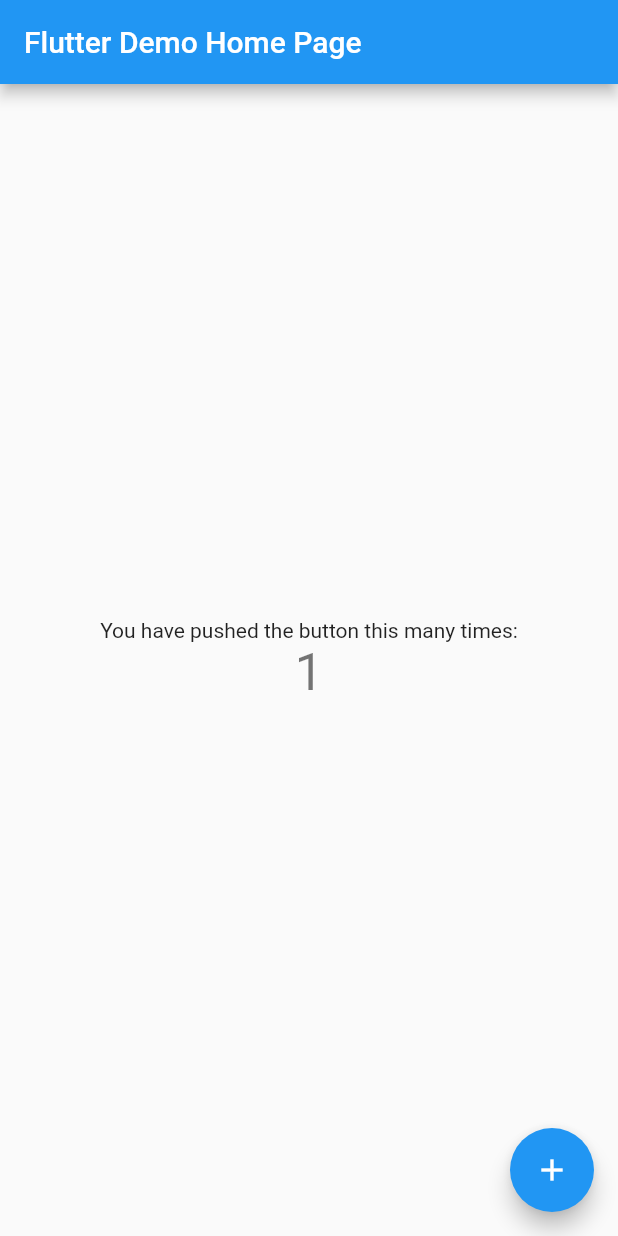
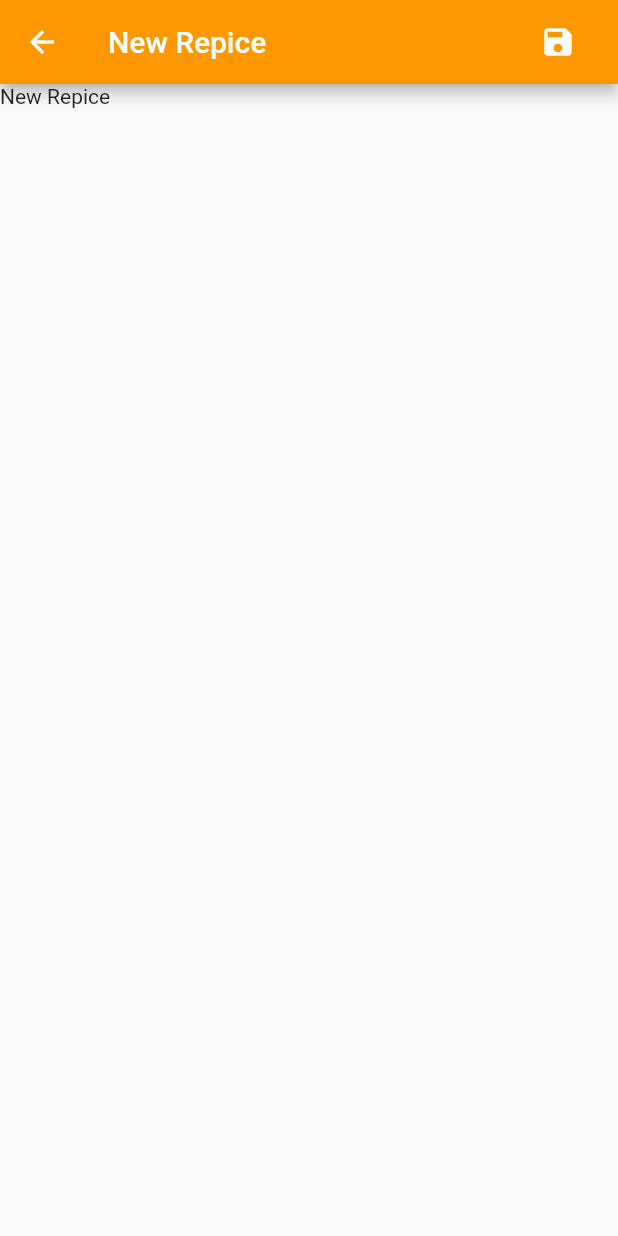
Before and after one commit to denizbeyza/3301456_183301023, a Flutter app: the screen it shows after launch, after a tap on the "add" icon, on a phone screen of 412 x 824 dp. Run offline on Flutter 3.47's test engine with Material 2 defaults, Android fonts, the phone set to English and light mode, and no system bars; our stand-ins replace google_fonts; network calls fail.

Commit message:
home page desing

```diff
--- a/lib/main.dart
+++ b/lib/main.dart
@@ -1,63 +1,74 @@
 import 'package:flutter/material.dart';
+import 'package:recipe_keep/pages/bottom/home_page.dart';
+import 'package:recipe_keep/pages/bottom/shopping_list_page.dart';
+import 'package:recipe_keep/widgets/appbar.dart';
 
 void main() {
   runApp(const MyApp());
 }
 
-class MyApp extends StatelessWidget {
+class MyApp extends StatefulWidget {
   const MyApp({Key? key}) : super(key: key);
+
+  @override
+  State<MyApp> createState() => _MyAppState();
+}
+
+class _MyAppState extends State<MyApp> {
+  int index = 0;
+  final pages = const[
+    HomePage(),
+    ShoppingListPage(),
+    SizedBox(),
+    SizedBox(),
+  ];
+
   @override
   Widget build(BuildContext context) {
     return MaterialApp(
         title: 'Flutter Demo',
+        debugShowCheckedModeBanner: false,
         theme: ThemeData(
-        primarySwatch: Colors.blue,
+          primarySwatch: Colors.orange,
         ),
-      home: const MyHomePage(title: 'Flutter Demo Home Page'),
-    );
-  }
-}
-
-class MyHomePage extends StatefulWidget {
-  const MyHomePage({Key? key, required this.title}) : super(key: key);
-  final String title;
-  @override
-  State<MyHomePage> createState() => _MyHomePageState();
-}
-
-class _MyHomePageState extends State<MyHomePage> {
-  int _counter = 0;
-  void _incrementCounter() {
-    setState(() {
-      _counter++;
-    });
-  }
-
-  @override
-  Widget build(BuildContext context) {
-    return Scaffold(
-      appBar: AppBar(
-        title: Text(widget.title),
-      ),
-      body: Center(
-        child: Column(
-          mainAxisAlignment: MainAxisAlignment.center,
-          children: <Widget>[
-            const Text(
-              'You have pushed the button this many times:',
-            ),
-            Text(
-              '$_counter',
-              style: Theme.of(context).textTheme.headline4,
-            ),
+        home: Scaffold(
+          bottomNavigationBar: BottomAppBar(
+            child: Row(
+              mainAxisAlignment: MainAxisAlignment.spaceEvenly,
+              children: [
+                tabItem(idx: 0, icon: const Icon(Icons.home_outlined)),
+                tabItem(
+                    idx: 1,
+                    icon: const Icon(Icons.format_list_bulleted_rounded)),
+                tabItem(idx: 2, icon: const Icon(Icons.wallet_travel_outlined)),
+                tabItem(idx: 3, icon: const Icon(Icons.flag_outlined)),
               ],
             ),
           ),
-      floatingActionButton: FloatingActionButton(
-        onPressed: _incrementCounter,
-        tooltip: 'Increment',
-        child: const Icon(Icons.add),
+          body: SafeArea(
+            child: Column(
+              children: [
+                const CustomAppbar(),
+                const SizedBox(height: 15),
+                pages[index]
+              ],
             ),
-    );
+          ),
+        ));
+  }
+
+  Widget tabItem({required int idx, required Icon icon}) {
+    final isSelected = idx == index;
+    return IconTheme(
+        data: IconThemeData(color: isSelected ? Colors.orange : Colors.black),
+        child: IconButton(
+            onPressed: () {
+              onChangedTab(idx);
+            },
+            icon: icon));
+  }
+
+  onChangedTab(int index) {
+    setState(() => {this.index = index});
   }
 }
--- /dev/null
+++ b/lib/pages/add_recipe_page.dart
@@ -0,0 +1,45 @@
+// ignore_for_file: prefer_const_constructors
+
+import 'package:flutter/material.dart';
+
+class AddRecipePage extends StatefulWidget {
+  const AddRecipePage({Key? key}) : super(key: key);
+
+  @override
+  State<AddRecipePage> createState() => _AddRecipePageState();
+}
+
+class _AddRecipePageState extends State<AddRecipePage> {
+  @override
+  Widget build(BuildContext context) {
+    return Scaffold(
+      appBar: AppBar(
+          leading: IconButton(
+            onPressed: () {
+              Navigator.pop(context);
+            },
+            icon: Icon(Icons.arrow_back, color: Colors.white),
+          ),
+          title: Row(
+            mainAxisAlignment: MainAxisAlignment.spaceBetween,
+            children: [
+              const Text(
+                "New Repice",
+                style: TextStyle(color: Colors.white),
+              ),
+              IconButton(
+                  onPressed: () {
+                    Navigator.pop(context);
+                  },
+                  icon: Icon(
+                    Icons.save,
+                    color: Colors.white,
+                  ))
+            ],
+          )),
+      body: Column(
+        children: const [Text("New Repice")],
+      ),
+    );
+  }
+}
--- /dev/null
+++ b/lib/pages/bottom/home_page.dart
@@ -0,0 +1,74 @@
+import 'package:flutter/material.dart';
+import 'package:recipe_keep/widgets/food_widget.dart';
+
+class HomePage extends StatefulWidget {
+  const HomePage({Key? key}) : super(key: key);
+
+  @override
+  State<HomePage> createState() => _HomePageState();
+}
+
+class _HomePageState extends State<HomePage> {
+  final _tabPages = [
+    Padding(
+      padding: const EdgeInsets.all(4.0),
+      child: GridView.count(
+          crossAxisCount: 3,
+          crossAxisSpacing: 4,
+          mainAxisSpacing: 4,
+          children: const[
+            FoodWidget(
+                text: "salam",
+                url:
+                    "https://encrypted-tbn0.gstatic.com/images?q=tbn:ANd9GcRiCCrQsMszNhkmDS99cCfzUHhg5-3_1Lr1zg&usqp=CAU",
+                text2: "4")
+          ]),
+    ),
+    Padding(
+      padding: const EdgeInsets.all(4.0),
+      child: GridView.count(
+          crossAxisCount: 3,
+          crossAxisSpacing: 4,
+          mainAxisSpacing: 4,
+          children: const [
+            FoodWidget(
+                text: "mayonezli pilav",
+
+                url:
+                    "https://encrypted-tbn0.gstatic.com/images?q=tbn:ANd9GcSgv9xaDAT2JjUZmGe-Cl3lf58xJtqro5FoLw&usqp=CAU",
+                text2: "4")
+          ]),
+    ),
+    const Text("3"),
+  ];
+  final _tabs = const [
+    Tab(
+      text: "Courses",
+    ),
+    Tab(
+      text: "Categories",
+    ),
+    Tab(
+      text: "Favorites",
+    ),
+  ];
+  @override
+  Widget build(BuildContext context) {
+    return DefaultTabController(
+        length: _tabs.length, // length of tabs
+        initialIndex: 0,
+        child: Column(children: <Widget>[
+          TabBar(
+            labelColor: Colors.orange,
+            unselectedLabelColor: Colors.black,
+            tabs: _tabs,
+          ),
+          Container(
+              height: MediaQuery.of(context).size.height * 0.7,
+              decoration: const BoxDecoration(
+                  border:
+                      Border(top: BorderSide(color: Colors.grey, width: 0.5))),
+              child: TabBarView(children: _tabPages))
+        ]));
+  }
+}
--- /dev/null
+++ b/lib/widgets/appbar.dart
@@ -0,0 +1,73 @@
+import 'package:flutter/material.dart';
+import 'package:google_fonts/google_fonts.dart';
+import 'package:recipe_keep/pages/add_recipe_page.dart';
+import 'package:recipe_keep/pages/search_recipe.dart';
+
+class CustomAppbar extends StatelessWidget {
+  const CustomAppbar({Key? key}) : super(key: key);
+
+  @override
+  Widget build(BuildContext context) {
+    return Column(
+      children: [
+        Row(
+          mainAxisAlignment: MainAxisAlignment.spaceEvenly,
+          children: [
+            logo(context),
+            IconButton(
+                onPressed: () {
+                  Navigator.push(
+                      context,
+                      MaterialPageRoute(
+                        builder: (context) => const AddRecipePage(),
+                      ));
+                },
+                icon: const Icon(
+                  Icons.add,
+                  color: Colors.orange,
+                )),
+            IconButton(
+                onPressed: () {
+                  Navigator.push(
+                      context,
+                      MaterialPageRoute(
+                        builder: (context) => const SearchRecipePage(),
+                      ));
+                },
+                icon: const Icon(
+                  Icons.search,
+                  color: Colors.orange,
+                ))
+          ],
+        ),
+        Row(
+          children: const [
+            Expanded(
+                child: Divider(
+              thickness: 2.0,
+            )),
+          ],
+        ),
+      ],
+    );
+  }
+
+  Padding logo(context) {
+    return Padding(
+      padding: EdgeInsets.only(left: MediaQuery.of(context).size.width * 0.25),
+      child: Row(
+        children: [
+          const Icon(
+            Icons.dinner_dining_rounded,
+            size: 25,
+            color: Colors.orange,
+          ),
+          Text(
+            "Recipe Keeper",
+            style: GoogleFonts.oswald(color: Colors.orange, fontSize: 25),
+          ),
+        ],
+      ),
+    );
+  }
+}
--- /dev/null
+++ b/lib/widgets/food_widget.dart
@@ -0,0 +1,61 @@
+import 'package:flutter/material.dart';
+
+class FoodWidget extends StatelessWidget {
+  final String text;
+  final String text2;
+  final String url;
+  final Function? onTap;
+  const FoodWidget(
+      {Key? key,
+      required this.text,
+      required this.url,
+      required this.text2,
+      this.onTap})
+      : super(key: key);
+
+  @override
+  Widget build(BuildContext context) {
+    return InkWell(
+      onTap: () {
+        if (onTap == null) {
+        } else {
+          onTap!();
+        }
+      },
+      child: Container(
+        color: Colors.orange,
+        height: 100,
+        width: 100,
+        child: Column(
+          children: [
+            Expanded(
+                flex: 10,
+                child: Image.network(
+                  url,
+                  fit: BoxFit.cover,
+                )),
+            Expanded(
+                flex: 3,
+                child: Center(
+                    child: Row(
+                  mainAxisAlignment: MainAxisAlignment.spaceAround,
+                  children: [
+                    Flexible(
+                      child: Text(
+                        text,
+                        overflow: TextOverflow.ellipsis,
+                        style: const TextStyle(color: Colors.white),
+                      ),
+                    ),
+                    Text(
+                      text2,
+                      style: const TextStyle(color: Colors.white),
+                    ),
+                  ],
+                ))),
+          ],
+        ),
+      ),
+    );
+  }
+}
```
Also changed, not shown: lib/pages/bottom/shopping_list_page.dart (added, +56 -0 lines), lib/pages/search_recipe.dart (added, +31 -0 lines), lib/widgets/search_widget.dart (added, +54 -0 lines), lib/widgets/shopping_list_item_widget.dart (added, +38 -0 lines), pubspec.yaml (+4 -12 lines), pubspec.lock. Lines whose indentation alone changed are shown as unchanged.
